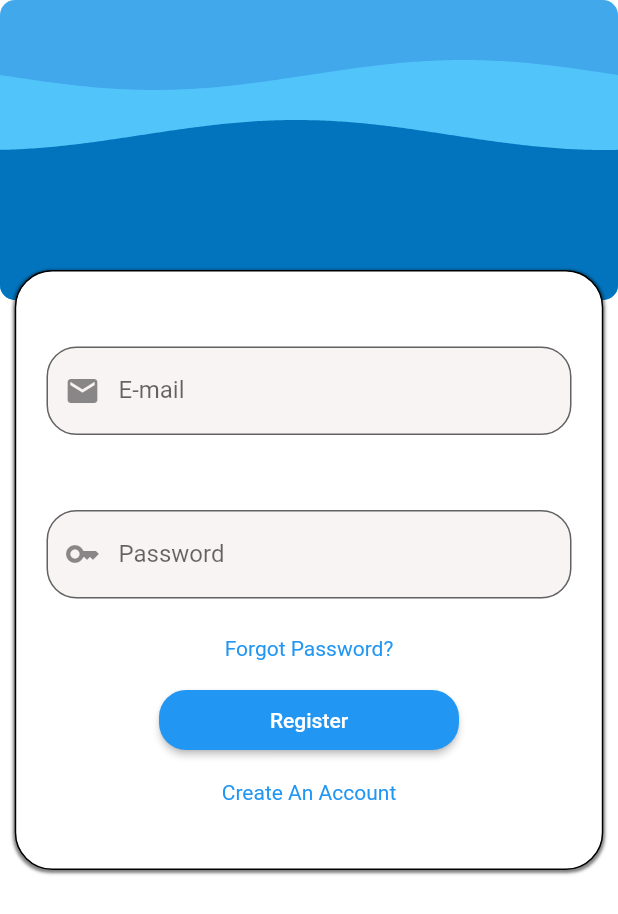
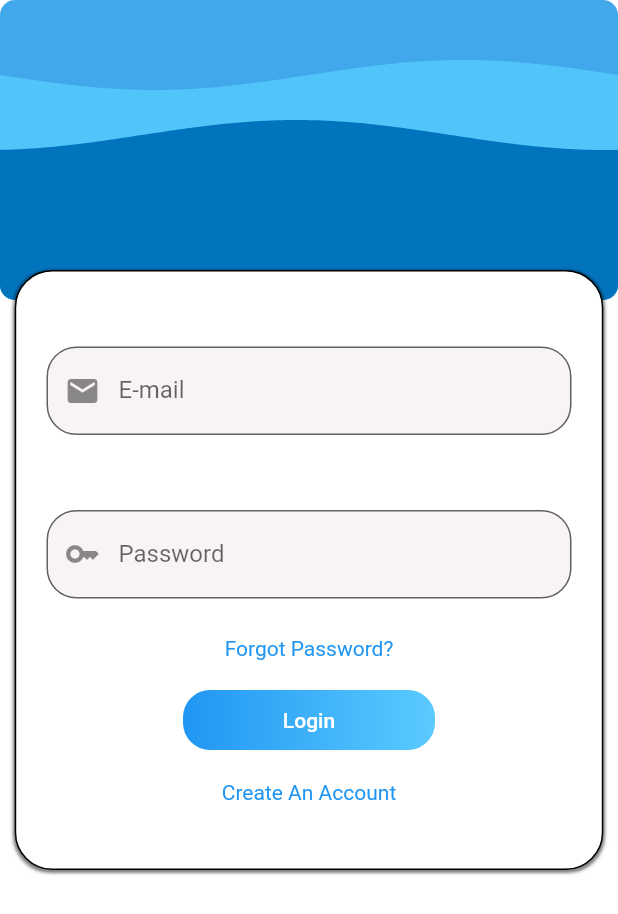
Before and after one commit to AliMousa27/WorkoutTracker, a Flutter app: the screen it shows after launch, on a phone screen of 412 x 824 dp. Shown: the top 914 px of the screen. Run offline on Flutter 3.47's test engine with Material 2 defaults, Android fonts, the phone set to English and light mode, and no system bars; drawn by our look-alikes of wave.

```diff
--- a/flutterapp/lib/inital_page.dart
+++ b/flutterapp/lib/inital_page.dart
@@ -45,13 +45,13 @@ abstract class InitalPage extends StatelessWidget {
       height: constraints.maxHeight / 1.7,
       width: MediaQuery.of(context).size.width / 1.05,
       child: SingleChildScrollView(
-        child: addContentToContainer(),
+        child: addContentToContainer(context),
       ),
     );
   }
 
 //Needs to be overriden toa dd content to the box
-  Column addContentToContainer();
+  Column addContentToContainer(BuildContext context);
 
   SizedBox createTextField(
       String text, double heightFactor, IconData icon, bool obscureText) {
@@ -112,22 +112,46 @@ abstract class InitalPage extends StatelessWidget {
     );
   }
 
-  SizedBox createStyledButton(double btnWidth, double btnHeight,
-      double btnCornerRadius, Function onPress) {
+  SizedBox createStyledButton(
+      double btnWidth,
+      double btnHeight,
+      double btnCornerRadius,
+      Function onPress,
+      String btnText,
+      BuildContext context) {
     return SizedBox(
       height: btnHeight,
       width: btnWidth,
       child: ElevatedButton(
-        //maybe will add parameters if needed when creating backend
-        onPressed: () => onPress,
+        onPressed: () => onPress(context),
         style: ButtonStyle(
           shape: MaterialStateProperty.all<RoundedRectangleBorder>(
             RoundedRectangleBorder(
               borderRadius: BorderRadius.circular(btnCornerRadius),
             ),
           ),
+          // Remove default background, overlay, shadow, etc.
+          backgroundColor: MaterialStateProperty.all<Color>(Colors.transparent),
+          overlayColor: MaterialStateProperty.all<Color>(Colors.transparent),
+          elevation: MaterialStateProperty.all<double>(0),
         ),
-        child: const Text("Register"),
+        child: Container(
+          decoration: BoxDecoration(
+            borderRadius: BorderRadius.circular(btnCornerRadius),
+            gradient: const LinearGradient(
+              colors: [
+                Colors.blue, // Replace with your desired start color
+                Color.fromARGB(
+                    255, 91, 203, 255), // Replace with your desired end color
+              ],
+              begin: Alignment.centerLeft,
+              end: Alignment.centerRight,
+            ),
+          ),
+          child: Center(
+            child: Text(btnText),
+          ),
+        ),
       ),
     );
   }
--- a/flutterapp/lib/login.dart
+++ b/flutterapp/lib/login.dart
@@ -1,11 +1,13 @@
 import 'package:flutter/material.dart';
 import 'package:flutterapp/inital_page.dart';
+import 'package:flutterapp/logs.dart';
+import 'package:flutterapp/register_page.dart';
 
 class Login extends InitalPage {
   const Login({super.key});
 
   @override
-  Column addContentToContainer() {
+  Column addContentToContainer(BuildContext context) {
     return Column(
       children: [
         const SizedBox(
@@ -27,23 +29,33 @@ class Login extends InitalPage {
         const SizedBox(
           height: 20,
         ),
-        super.createStyledButton(200, 40, 18, login),
+        super.createStyledButton(200, 40, 18, login, "Login", context),
         const SizedBox(
           height: 20,
         ),
-        const Text(
-          //todo: make text clickable
-          "Create An Account",
-          style: TextStyle(color: Colors.blue),
+        GestureDetector(
+          onTap: () => test(context),
+          child: const Text(
+            //todo: make text clickable
+            "Create An Account",
+            style: TextStyle(color: Colors.blue),
+          ),
         ),
       ],
     );
   }
 
-  login() {
-    //todo implement body
+  test(BuildContext context) {
+    Navigator.push(
+      context,
+      MaterialPageRoute(builder: (context) => const RegisterPage()),
+    );
   }
-  createAccount() {
-    //todo implement body
+
+  login(BuildContext context) {
+    Navigator.push(
+      context,
+      MaterialPageRoute(builder: (context) => const Logs()),
+    );
   }
 }
--- /dev/null
+++ b/flutterapp/lib/logs.dart
@@ -0,0 +1,28 @@
+import 'package:flutter/cupertino.dart';
+import 'package:flutter/material.dart';
+import 'package:flutterapp/login.dart';
+
+class Logs extends StatefulWidget {
+  const Logs({super.key});
+
+  @override
+  State<Logs> createState() => _LogsState();
+}
+
+class _LogsState extends State<Logs> {
+  @override
+  Widget build(BuildContext context) {
+    return MaterialApp(
+      home: Scaffold(
+        body: ElevatedButton(
+          child: Text('UR IN LOGS'),
+          onPressed: switchScreen,
+        ),
+      ),
+    );
+  }
+
+  void switchScreen() {
+    Navigator.pop(context);
+  }
+}
```
Also changed, not shown: flutterapp/lib/register_page.dart (+4 -3 lines).
